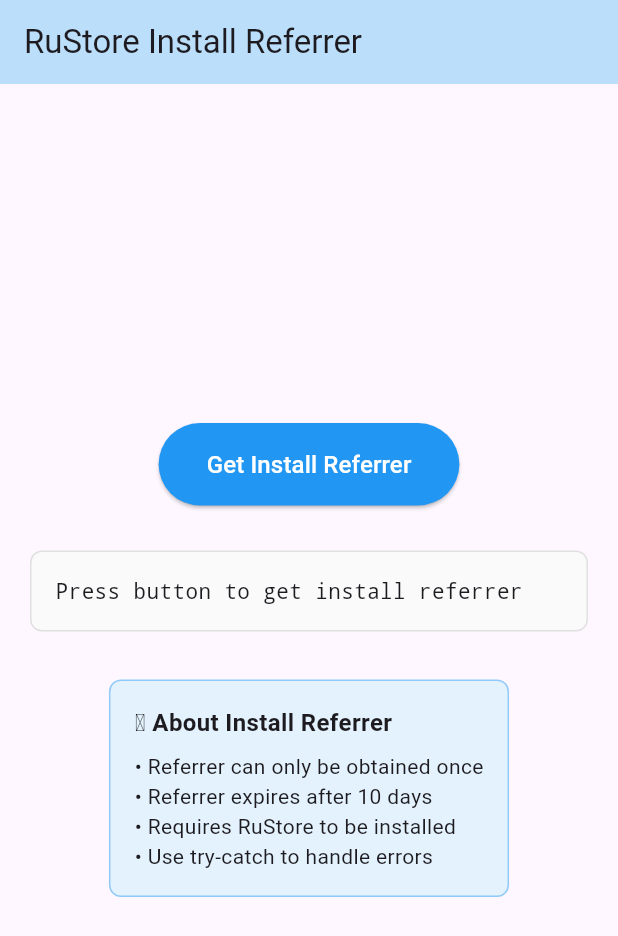
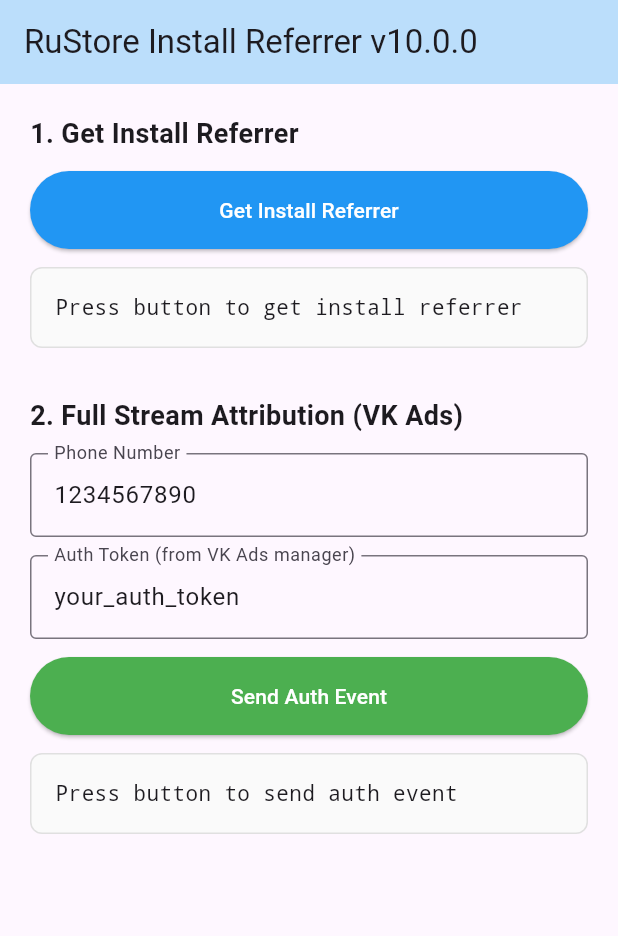
Before and after one commit to marmelad52/rustore_install_referrer, a Flutter app: the screen it shows after launch, on a phone screen of 412 x 824 dp. Shown: the top 936 px of the screen. Run offline on Flutter 3.47's test engine with Material 3 defaults, Android fonts, the phone set to English and light mode, and no system bars.

Commit message:
feat: upgrade to RuStore SDK 10.0.0 and add VK Ads attribution

````diff
--- a/example/lib/main.dart
+++ b/example/lib/main.dart
@@ -1,5 +1,3 @@
-// example/lib/main.dart
-
 import 'package:flutter/material.dart';
 import 'dart:async';
 import 'package:rustore_install_referrer/rustore_install_referrer.dart';
@@ -17,19 +15,31 @@ class MyApp extends StatefulWidget {
 }
 
 class _MyAppState extends State<MyApp> {
-  String _result = 'Press button to get install referrer';
-  bool _isLoading = false;
+  String _referrerResult = 'Press button to get install referrer';
+  String _authResult = 'Press button to send auth event';
+  bool _isLoadingReferrer = false;
+  bool _isLoadingAuth = false;
+
+  final _phoneController = TextEditingController(text: '1234567890');
+  final _tokenController = TextEditingController(text: 'your_auth_token');
+
+  @override
+  void dispose() {
+    _phoneController.dispose();
+    _tokenController.dispose();
+    super.dispose();
+  }
 
   Future<void> _getInstallReferrer() async {
     setState(() {
-      _isLoading = true;
-      _result = 'Loading...';
+      _isLoadingReferrer = true;
+      _referrerResult = 'Loading...';
     });
 
     try {
       final details = await RuStoreInstallReferrer.getInstallReferrer();
       setState(() {
-        _result =
+        _referrerResult =
             'Success!\n\n'
             'Package Name: ${details.packageName}\n'
             'Referrer ID: ${details.referrerId}\n'
@@ -40,18 +50,50 @@ class _MyAppState extends State<MyApp> {
       });
     } on RuStoreInstallReferrerException catch (e) {
       setState(() {
-        _result =
+        _referrerResult =
             'Error: ${e.code}\n\n'
             '${e.message}\n\n'
             '${RuStoreInstallReferrer.getErrorDescription(e.code)}';
       });
     } catch (e) {
       setState(() {
-        _result = 'Unexpected error: $e';
+        _referrerResult = 'Unexpected error: $e';
       });
     } finally {
       setState(() {
-        _isLoading = false;
+        _isLoadingReferrer = false;
+      });
+    }
+  }
+
+  Future<void> _sendAuthEvent() async {
+    setState(() {
+      _isLoadingAuth = true;
+      _authResult = 'Sending...';
+    });
+
+    try {
+      await RuStoreInstallReferrer.sendAuthEvent(
+        phoneNumber: _phoneController.text.trim(),
+        authToken: _tokenController.text.trim(),
+      );
+      setState(() {
+        _authResult = 'Success! Auth event sent to VK Ads';
+      });
+    } on RuStoreInstallReferrerException catch (e) {
+      setState(() {
+        _authResult =
+            'Error: ${e.code}\n\n'
+            '${e.message}\n\n'
+            '${RuStoreInstallReferrer.getErrorDescription(e.code)}';
+      });
+    } catch (e) {
+      setState(() {
+        _authResult = 'Unexpected error: $e';
+      });
+    } finally {
+      setState(() {
+        _isLoadingAuth = false;
       });
     }
   }
@@ -63,26 +105,28 @@ class _MyAppState extends State<MyApp> {
       theme: ThemeData(primarySwatch: Colors.blue, useMaterial3: true),
       home: Scaffold(
         appBar: AppBar(
-          title: const Text('RuStore Install Referrer'),
+          title: const Text('RuStore Install Referrer v10.0.0'),
           backgroundColor: Colors.blue.shade100,
         ),
-        body: Center(
-          child: Padding(
+        body: SingleChildScrollView(
           padding: const EdgeInsets.all(20.0),
           child: Column(
-              mainAxisAlignment: MainAxisAlignment.center,
+            crossAxisAlignment: CrossAxisAlignment.stretch,
             children: [
+              // Install Referrer Section
+              const Text(
+                '1. Get Install Referrer',
+                style: TextStyle(fontSize: 18, fontWeight: FontWeight.bold),
+              ),
+              const SizedBox(height: 12),
               ElevatedButton(
-                  onPressed: _isLoading ? null : _getInstallReferrer,
+                onPressed: _isLoadingReferrer ? null : _getInstallReferrer,
                 style: ElevatedButton.styleFrom(
                   backgroundColor: Colors.blue,
                   foregroundColor: Colors.white,
-                    padding: const EdgeInsets.symmetric(
-                      horizontal: 32,
-                      vertical: 16,
+                  padding: const EdgeInsets.symmetric(vertical: 16),
                 ),
-                  ),
-                  child: _isLoading
+                child: _isLoadingReferrer
                     ? const SizedBox(
                         width: 20,
                         height: 20,
@@ -91,13 +135,67 @@ class _MyAppState extends State<MyApp> {
                           strokeWidth: 2,
                         ),
                       )
-                      : const Text(
-                          'Get Install Referrer',
-                          style: TextStyle(fontSize: 16),
+                    : const Text('Get Install Referrer'),
+              ),
+              const SizedBox(height: 12),
+              _buildResultBox(_referrerResult),
+              const SizedBox(height: 32),
+
+              // Full Stream Attribution Section
+              const Text(
+                '2. Full Stream Attribution (VK Ads)',
+                style: TextStyle(fontSize: 18, fontWeight: FontWeight.bold),
+              ),
+              const SizedBox(height: 12),
+              TextField(
+                controller: _phoneController,
+                decoration: const InputDecoration(
+                  labelText: 'Phone Number',
+                  border: OutlineInputBorder(),
+                  hintText: '1234567890',
+                ),
+                keyboardType: TextInputType.phone,
+              ),
+              const SizedBox(height: 12),
+              TextField(
+                controller: _tokenController,
+                decoration: const InputDecoration(
+                  labelText: 'Auth Token (from VK Ads manager)',
+                  border: OutlineInputBorder(),
+                  hintText: 'your_auth_token',
                 ),
               ),
-                const SizedBox(height: 30),
-                Container(
+              const SizedBox(height: 12),
+              ElevatedButton(
+                onPressed: _isLoadingAuth ? null : _sendAuthEvent,
+                style: ElevatedButton.styleFrom(
+                  backgroundColor: Colors.green,
+                  foregroundColor: Colors.white,
+                  padding: const EdgeInsets.symmetric(vertical: 16),
+                ),
+                child: _isLoadingAuth
+                    ? const SizedBox(
+                        width: 20,
+                        height: 20,
+                        child: CircularProgressIndicator(
+                          color: Colors.white,
+                          strokeWidth: 2,
+                        ),
+                      )
+                    : const Text('Send Auth Event'),
+              ),
+              const SizedBox(height: 12),
+              _buildResultBox(_authResult),
+              const SizedBox(height: 32),
+            ],
+          ),
+        ),
+      ),
+    );
+  }
+
+  Widget _buildResultBox(String text) {
+    return Container(
       width: double.infinity,
       padding: const EdgeInsets.all(16),
       decoration: BoxDecoration(
@@ -106,47 +204,8 @@ class _MyAppState extends State<MyApp> {
         border: Border.all(color: Colors.grey.shade300),
       ),
       child: Text(
-                    _result,
-                    style: const TextStyle(
-                      fontSize: 14,
-                      fontFamily: 'monospace',
-                    ),
-                    textAlign: TextAlign.left,
-                  ),
-                ),
-                const SizedBox(height: 32),
-                Container(
-                  padding: const EdgeInsets.all(16),
-                  decoration: BoxDecoration(
-                    color: Colors.blue.shade50,
-                    borderRadius: BorderRadius.circular(8),
-                    border: Border.all(color: Colors.blue.shade200),
-                  ),
-                  child: const Column(
-                    crossAxisAlignment: CrossAxisAlignment.start,
-                    children: [
-                      Text(
-                        'ℹ️ About Install Referrer',
-                        style: TextStyle(
-                          fontSize: 16,
-                          fontWeight: FontWeight.bold,
-                        ),
-                      ),
-                      SizedBox(height: 8),
-                      Text(
-                        '• Referrer can only be obtained once\n'
-                        '• Referrer expires after 10 days\n'
-                        '• Requires RuStore to be installed\n'
-                        '• Use try-catch to handle errors',
-                        style: TextStyle(fontSize: 14),
-                      ),
-                    ],
-                  ),
-                ),
-              ],
-            ),
-          ),
-        ),
+        text,
+        style: const TextStyle(fontSize: 14, fontFamily: 'monospace'),
       ),
     );
   }
--- a/lib/rustore_install_referrer.dart
+++ b/lib/rustore_install_referrer.dart
@@ -72,6 +72,64 @@ class RuStoreInstallReferrer {
     }
   }
 
+  /// Sends authentication event to VK Ads Full Stream Attribution.
+  ///
+  /// This method allows sending user phone number to VK Ads system for
+  /// attribution purposes. Requires auth token from VK Ads manager.
+  ///
+  /// [phoneNumber] - User's phone number (digits only, e.g., "1234567890").
+  /// [authToken] - Authorization token from VK Ads manager.
+  ///
+  /// Returns `true` on successful submission.
+  ///
+  /// Throws [RuStoreInstallReferrerException] on error:
+  /// - `MISSING_PHONE_NUMBER`: Phone number not provided.
+  /// - `MISSING_AUTH_TOKEN`: Auth token not provided.
+  /// - `INVALID_PHONE_NUMBER`: Phone number format is invalid.
+  /// - `RU_STORE_NOT_INSTALLED`: RuStore not installed on device.
+  /// - `RU_STORE_OUTDATED`: RuStore version is outdated.
+  /// - `RU_STORE_ERROR`: General RuStore SDK error.
+  ///
+  /// Important: This feature is optional and requires explicit configuration.
+  /// Contact your VK Ads manager to obtain the auth token.
+  ///
+  /// Example:
+  /// ```dart
+  /// try {
+  ///   await RuStoreInstallReferrer.sendAuthEvent(
+  ///     phoneNumber: '1234567890',
+  ///     authToken: 'your_auth_token_from_vk_ads',
+  ///   );
+  ///   print('Auth event sent successfully');
+  /// } catch (e) {
+  ///   print('Failed to send auth event: $e');
+  /// }
+  /// ```
+  static Future<bool> sendAuthEvent({
+    required String phoneNumber,
+    required String authToken,
+  }) async {
+    try {
+      final result = await _channel.invokeMethod('sendAuthEvent', {
+        'phoneNumber': phoneNumber,
+        'authToken': authToken,
+      });
+      return result == true;
+    } on PlatformException catch (e) {
+      final mappedCode = _mapExceptionCode(e.code);
+      throw RuStoreInstallReferrerException(
+        code: mappedCode,
+        message: e.message ?? 'Unknown platform error',
+        details: e.details?.toString(),
+      );
+    } catch (e) {
+      throw RuStoreInstallReferrerException(
+        code: 'UNKNOWN_ERROR',
+        message: 'Unexpected error: $e',
+      );
+    }
+  }
+
   /// Maps native exception class names to user-friendly error codes.
   static String _mapExceptionCode(String exceptionClassName) {
     switch (exceptionClassName) {
@@ -81,6 +139,11 @@ class RuStoreInstallReferrer {
         return 'RU_STORE_OUTDATED';
       case 'RuStoreException':
         return 'RU_STORE_ERROR';
+      case 'CLIENT_NOT_INITIALIZED':
+      case 'MISSING_PHONE_NUMBER':
+      case 'MISSING_AUTH_TOKEN':
+      case 'INVALID_PHONE_NUMBER':
+        return exceptionClassName;
       default:
         return exceptionClassName; // Keep original for unknown exceptions
     }
@@ -103,6 +166,17 @@ class RuStoreInstallReferrer {
       case 'RU_STORE_ERROR':
         return 'An error occurred in RuStore SDK. '
             'Try repeating the request later.';
+      case 'MISSING_PHONE_NUMBER':
+        return 'Phone number is required for sending auth event.';
+      case 'MISSING_AUTH_TOKEN':
+        return 'Auth token is required for sending auth event. '
+            'Contact your VK Ads manager to obtain it.';
+      case 'INVALID_PHONE_NUMBER':
+        return 'Phone number format is invalid. '
+            'Use digits only (e.g., "1234567890").';
+      case 'CLIENT_NOT_INITIALIZED':
+        return 'Install Referrer client is not initialized. '
+            'This is an internal error, please report to the developer.';
       case 'UNKNOWN_ERROR':
         return 'An unknown error occurred. '
             'Contact the app developer.';
````
Also changed, not shown: pubspec.yaml (+7 -8 lines), example/pubspec.lock, 5 other files. Lines whose indentation alone changed are shown as unchanged.
